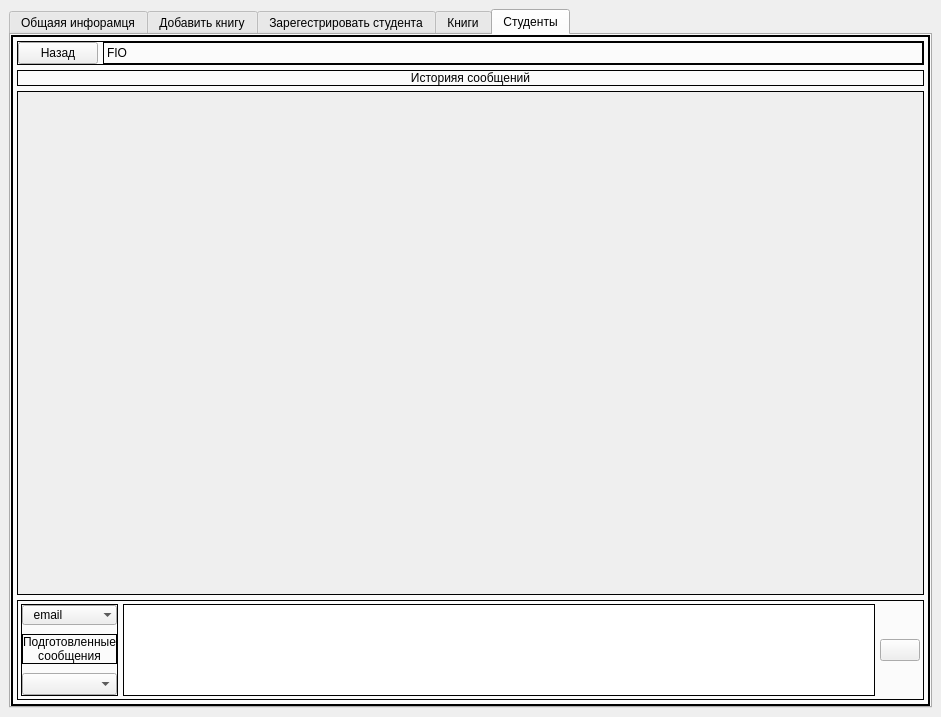
The window that ui_file/interface.ui (HiraiKaoTsi/diplom) describes before a commit, drawn with Qt 5.
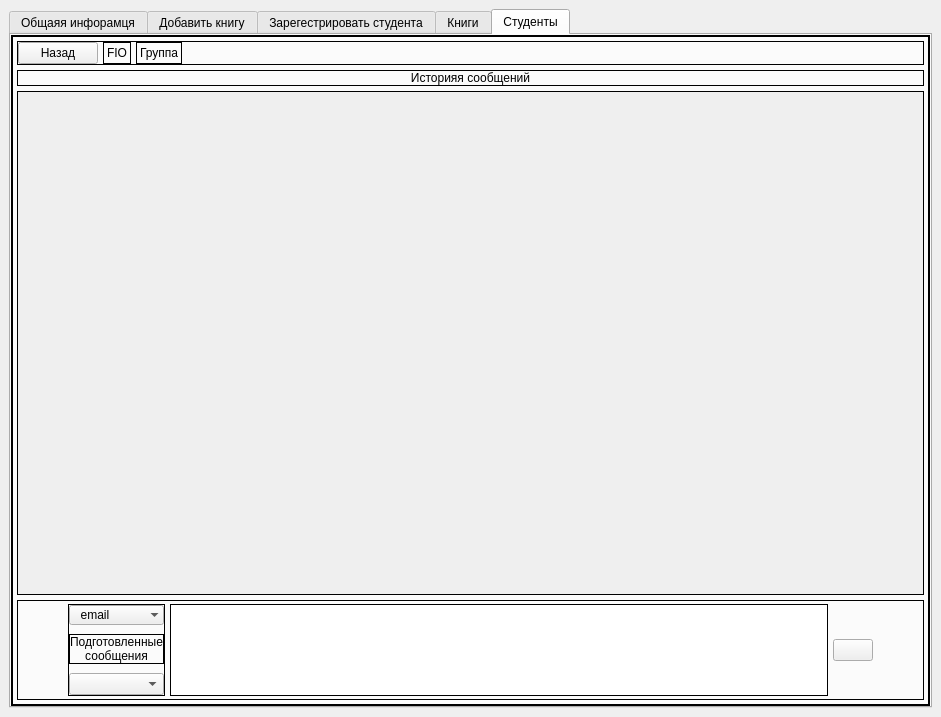
The same window after the commit. The open tabs and pages were chosen to show the change. Icons and pictures are not drawn.

The edit to the form file:
```diff
--- a/ui_file/interface.ui
+++ b/ui_file/interface.ui
@@ -1942,7 +1942,7 @@
                <item>
                 <widget class="QLabel" name="label_fio_message">
                  <property name="sizePolicy">
-                  <sizepolicy hsizetype="Expanding" vsizetype="Preferred">
+                  <sizepolicy hsizetype="Fixed" vsizetype="Preferred">
                    <horstretch>0</horstretch>
                    <verstretch>0</verstretch>
                   </sizepolicy>
@@ -1955,6 +1955,32 @@
                  </property>
                 </widget>
                </item>
+               <item>
+                <widget class="QLabel" name="label_number_group_message">
+                 <property name="sizePolicy">
+                  <sizepolicy hsizetype="Fixed" vsizetype="Preferred">
+                   <horstretch>0</horstretch>
+                   <verstretch>0</verstretch>
+                  </sizepolicy>
+                 </property>
+                 <property name="text">
+                  <string>Группа</string>
+                 </property>
+                </widget>
+               </item>
+               <item>
+                <spacer name="horizontalSpacer_7">
+                 <property name="orientation">
+                  <enum>Qt::Horizontal</enum>
+                 </property>
+                 <property name="sizeHint" stdset="0">
+                  <size>
+                   <width>40</width>
+                   <height>20</height>
+                  </size>
+                 </property>
+                </spacer>
+               </item>
               </layout>
              </widget>
             </item>
@@ -2018,13 +2044,13 @@
               </property>
               <layout class="QGridLayout" name="gridLayout">
                <property name="leftMargin">
-                <number>3</number>
+                <number>50</number>
                </property>
                <property name="topMargin">
                 <number>3</number>
                </property>
                <property name="rightMargin">
-                <number>3</number>
+                <number>50</number>
                </property>
                <property name="bottomMargin">
                 <number>3</number>
```
Left out of the diff: 75 changed lines with no effect on the pictures.
